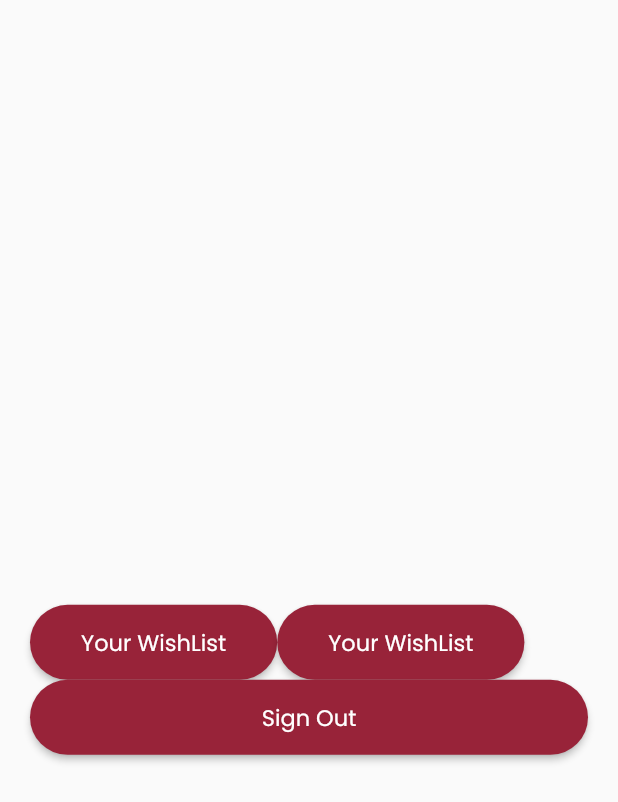
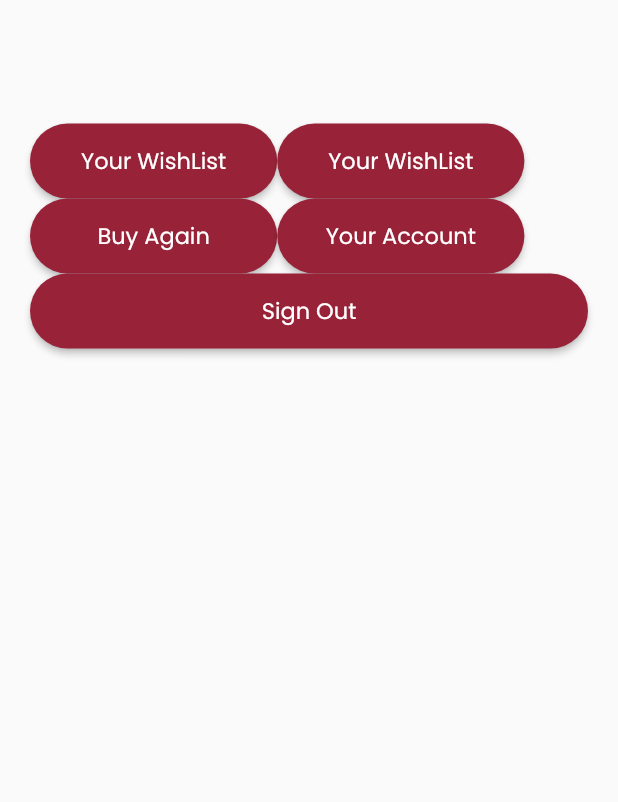
Before and after one commit to shivanshg06/nivika_asper, a Flutter app: the ProfileScreen widget shown alone on an empty page, opened directly, on a phone screen of 412 x 824 dp. Shown: the top 802 px of the screen. Run offline on Flutter 3.47's test engine with Material 2 defaults, Android fonts, the light colour scheme and no system bars; our stand-ins replace another_flushbar, cloud_firestore, firebase_auth, firebase_core, firebase_storage, image_cropper and 1 more; missing offline and left inert: onboarding; accounts and stored records are empty.

Commit message:
before lunch

```diff
--- a/lib/screens/complete_profile.dart
+++ b/lib/screens/complete_profile.dart
@@ -55,7 +55,7 @@ class _CompleteProfileState extends State<CompleteProfile> {
                     Icons.person_rounded, TextInputType.name),
                 textField1('Enter Phone Number', _phoneController, false,
                     Icons.phone_rounded, TextInputType.phone),
-                textField1('Enter Your Address', _phoneController, false,
+                textField1('Enter Your Address', _addressController, false,
                     Icons.location_on_rounded, TextInputType.text),
                 const SizedBox(height: 10),
                 button2(callback: upLoadData, text: 'Set Data'),
--- a/lib/screens/profilescreen.dart
+++ b/lib/screens/profilescreen.dart
@@ -17,7 +17,7 @@ class _ProfileScreenState extends State<ProfileScreen> {
       padding: EdgeInsets.fromLTRB(
           20, MediaQuery.of(context).size.height * 0.10, 20, 0),
       child: Column(
-        mainAxisAlignment: MainAxisAlignment.center,
+        // mainAxisAlignment: MainAxisAlignment.center,
         crossAxisAlignment: CrossAxisAlignment.center,
         children: [
           Row(
@@ -30,6 +30,16 @@ class _ProfileScreenState extends State<ProfileScreen> {
                   context: context,
                   text: 'Your WishList',
                   callback: ordersFunc),
+            ],
+          ),
+          Row(
+            children: [
+              button3(
+                  context: context, text: 'Buy Again', callback: buyAgainFunc),
+              button3(
+                  context: context,
+                  text: 'Your Account',
+                  callback: accountsFunc),
             ],
           ),
           button2(
@@ -52,4 +62,6 @@ class _ProfileScreenState extends State<ProfileScreen> {
 
   void wishlistFunc() {}
   void ordersFunc() {}
+  void buyAgainFunc() {}
+  void accountsFunc() {}
 }
```
